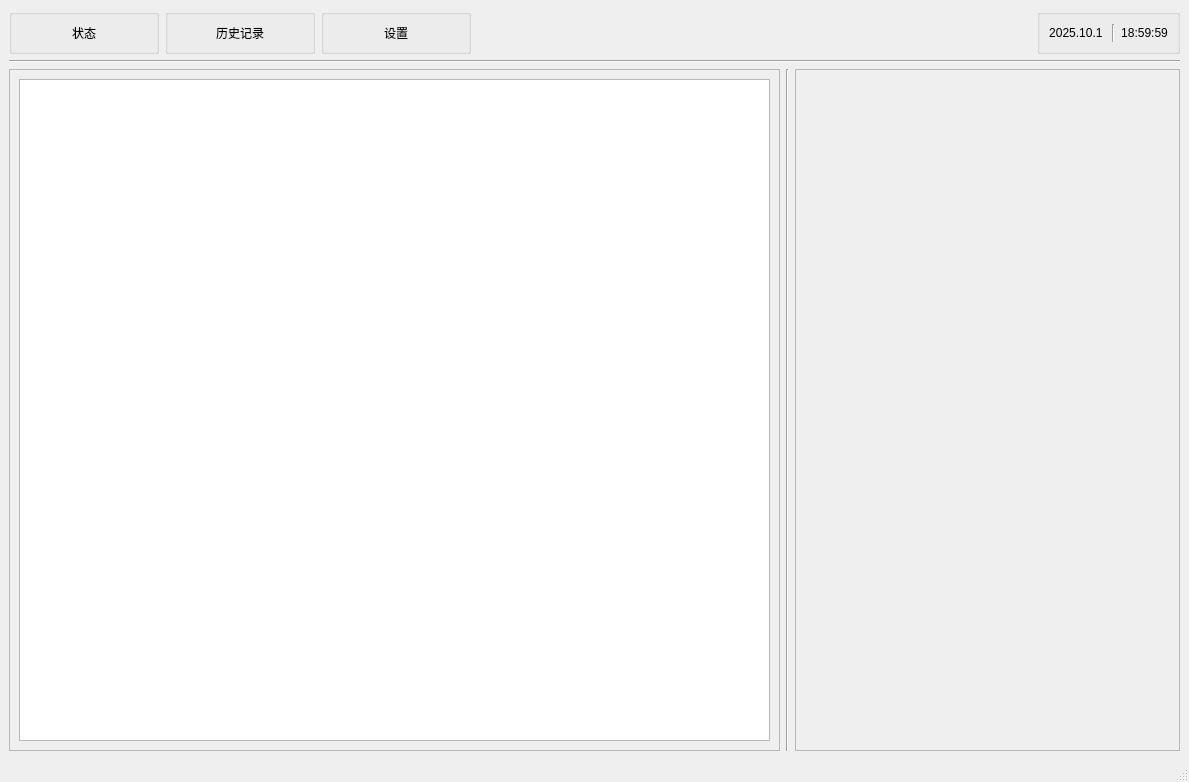
Old version of the form mainwindow.ui in the repository LightningFlashEvE/high-throughput-perovskite-medication-system.
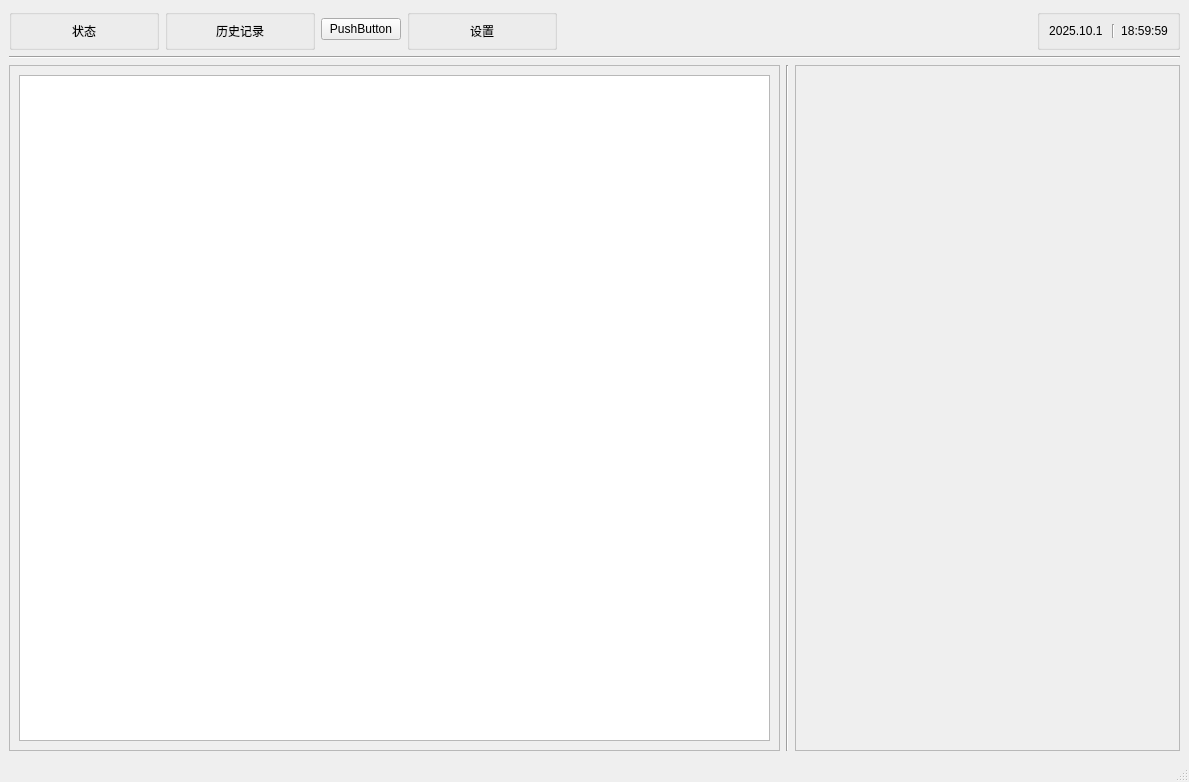
New version of the form.

Patch:
```diff
--- a/mainwindow.ui
+++ b/mainwindow.ui
@@ -45,19 +45,31 @@
              <string/>
             </property>
             <layout class="QGridLayout" name="gridLayout">
+             <property name="leftMargin">
+              <number>0</number>
+             </property>
+             <property name="topMargin">
+              <number>0</number>
+             </property>
+             <property name="rightMargin">
+              <number>0</number>
+             </property>
+             <property name="bottomMargin">
+              <number>0</number>
+             </property>
+             <property name="spacing">
+              <number>0</number>
+             </property>
              <item row="0" column="0">
               <widget class="QPushButton" name="pushButtonStatus">
-               <property name="minimumSize">
-                <size>
-                 <width>90</width>
-                 <height>0</height>
-                </size>
+               <property name="sizePolicy">
+                <sizepolicy hsizetype="Preferred" vsizetype="Preferred">
+                 <horstretch>0</horstretch>
+                 <verstretch>0</verstretch>
+                </sizepolicy>
                </property>
-               <property name="maximumSize">
-                <size>
-                 <width>100</width>
-                 <height>16777215</height>
-                </size>
+               <property name="cursor">
+                <cursorShape>PointingHandCursor</cursorShape>
                </property>
                <property name="styleSheet">
                 <string notr="true">QPushButton {
@@ -91,19 +103,31 @@
              <string/>
             </property>
             <layout class="QGridLayout" name="gridLayout_3">
+             <property name="leftMargin">
+              <number>0</number>
+             </property>
+             <property name="topMargin">
+              <number>0</number>
+             </property>
+             <property name="rightMargin">
+              <number>0</number>
+             </property>
+             <property name="bottomMargin">
+              <number>0</number>
+             </property>
+             <property name="spacing">
+              <number>0</number>
+             </property>
              <item row="0" column="0">
               <widget class="QPushButton" name="pushButtonHistory">
-               <property name="minimumSize">
-                <size>
-                 <width>90</width>
-                 <height>0</height>
-                </size>
+               <property name="sizePolicy">
+                <sizepolicy hsizetype="Preferred" vsizetype="Preferred">
+                 <horstretch>0</horstretch>
+                 <verstretch>0</verstretch>
+                </sizepolicy>
                </property>
-               <property name="maximumSize">
-                <size>
-                 <width>100</width>
-                 <height>16777215</height>
-                </size>
+               <property name="cursor">
+                <cursorShape>PointingHandCursor</cursorShape>
                </property>
                <property name="styleSheet">
                 <string notr="true">QPushButton {
@@ -119,6 +143,13 @@
             </layout>
            </widget>
           </item>
+          <item>
+           <widget class="QPushButton" name="pushButtonTest">
+            <property name="text">
+             <string>PushButton</string>
+            </property>
+           </widget>
+          </item>
           <item>
            <widget class="QGroupBox" name="groupBox_4">
             <property name="minimumSize">
@@ -137,19 +168,31 @@
              <string/>
             </property>
             <layout class="QGridLayout" name="gridLayout_2">
+             <property name="leftMargin">
+              <number>0</number>
+             </property>
+             <property name="topMargin">
+              <number>0</number>
+             </property>
+             <property name="rightMargin">
+              <number>0</number>
+             </property>
+             <property name="bottomMargin">
+              <number>0</number>
+             </property>
+             <property name="spacing">
+              <number>0</number>
+             </property>
              <item row="0" column="0">
               <widget class="QPushButton" name="pushButtonSetting">
-               <property name="minimumSize">
-                <size>
-                 <width>90</width>
-                 <height>0</height>
-                </size>
+               <property name="sizePolicy">
+                <sizepolicy hsizetype="Preferred" vsizetype="Preferred">
+                 <horstretch>0</horstretch>
+                 <verstretch>0</verstretch>
+                </sizepolicy>
                </property>
-               <property name="maximumSize">
-                <size>
-                 <width>100</width>
-                 <height>16777215</height>
-                </size>
+               <property name="cursor">
+                <cursorShape>PointingHandCursor</cursorShape>
                </property>
                <property name="styleSheet">
                 <string notr="true">QPushButton {
```
Left out of the diff: 2 changed lines with no effect on the pictures.
